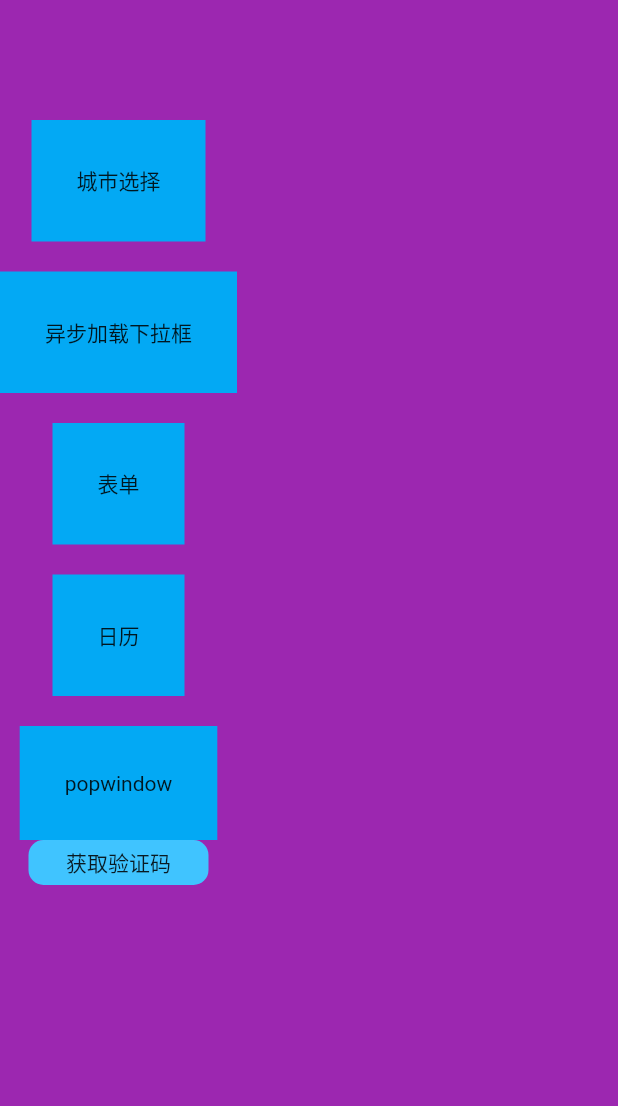
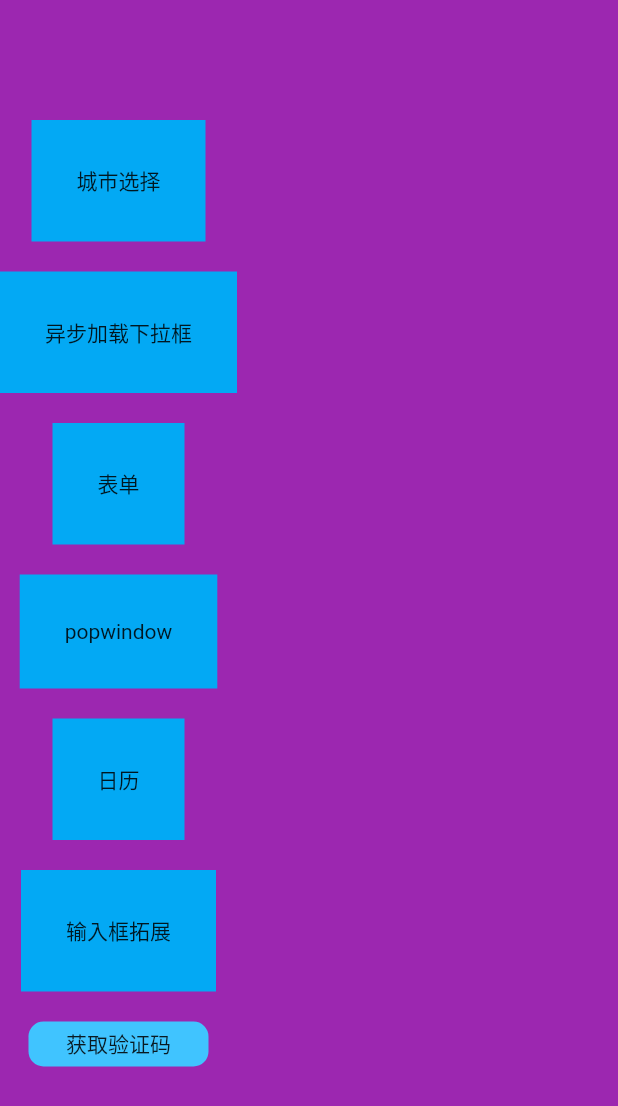
Before and after one commit to zhengzaihong/uikit, a Flutter app: the screen it shows after launch, on a phone screen of 412 x 824 dp. Shown: the top 1106 px of the screen. Run offline on Flutter 3.47's test engine with Material 2 defaults, Android fonts, the light colour scheme and no system bars.

Commit message:
输入框下拉组件

```diff
--- /dev/null
+++ b/example/lib/calendar_example.dart
@@ -0,0 +1,43 @@
+
+import 'package:flutter/material.dart';
+import 'package:uikit/calendar/calendar_helper.dart';
+
+class CalendarExample extends StatefulWidget {
+  const CalendarExample({Key? key}) : super(key: key);
+
+  @override
+  _CalendarExampleState createState() => _CalendarExampleState();
+}
+
+class _CalendarExampleState extends State<CalendarExample> {
+  @override
+  Widget build(BuildContext context) {
+    return MaterialApp(home: Scaffold(
+      body:   InkWell(
+          onTap: () {
+            var config = CalendarHelper.getConfig();
+            config.sureButtonWidth = 200;
+            var checkedText = const TextStyle(
+              color: Colors.black54,
+              fontSize: 16,
+            );
+
+            config.checkedEndTimeStyle = checkedText;
+            config.checkedStartTimeStyle = checkedText;
+            CalendarHelper.showDateDialog(context,
+                callBack: (startTime, endTime) {
+                  print(
+                      "---${startTime.year}--${startTime.month}--${startTime.day}->");
+                  print(
+                      "---${endTime.year}--${endTime.month}--${endTime.day}->");
+                });
+          },
+          child: Container(
+            margin: EdgeInsets.only(top: 20),
+            color: Colors.lightBlue,
+            padding: EdgeInsets.all(30),
+            child: Text("日历"),
+          )),
+    ));
+  }
+}
--- a/example/lib/main.dart
+++ b/example/lib/main.dart
@@ -1,11 +1,17 @@
+import 'dart:math';
+
 import 'package:flutter/material.dart';
 import 'package:uikit/calendar/calendar_helper.dart';
 import 'package:uikit_example/pop_window_example.dart';
 
 import 'async_drop_example.dart';
+import 'calendar_example.dart';
 import 'city_picker_example.dart';
 import 'form_example.dart';
 import 'package:uikit/often/time_view.dart';
+import 'package:uikit/input_extend/input_extend.dart';
+
+import 'input_extentd_example.dart';
 
 void main() {
   runApp(const MyApp());
@@ -25,78 +31,18 @@ class _MyAppState extends State<MyApp> {
       home: Scaffold(
         backgroundColor: Colors.purple,
         resizeToAvoidBottomInset: false,
-        body: Builder(builder: (context) {
+        body: LayoutBuilder(
+          builder:(context,_){
             return SingleChildScrollView(
                 child: Column(children: [
                   SizedBox(height: 60),
-            InkWell(
-                onTap: () {
-                  pushPage(context, CityPickerExample());
-                },
-                child: Container(
-                  margin: EdgeInsets.only(top: 20),
-                  padding: EdgeInsets.all(30),
-                  color: Colors.lightBlue,
-                  child: Text("城市选择"),
-                )),
-            InkWell(
-                onTap: () {
-                  pushPage(context, AsyncDropExample());
-                },
-                child: Container(
-                  margin: EdgeInsets.only(top: 20),
-                  color: Colors.lightBlue,
-                  padding: EdgeInsets.all(30),
-                  child: Text("异步加载下拉框"),
-                )),
-            InkWell(
-                onTap: () {
-                  pushPage(context, FormExample());
-                },
-                child: Container(
-                  margin: EdgeInsets.only(top: 20),
-                  color: Colors.lightBlue,
-                  padding: EdgeInsets.all(30),
-                  child: Text("表单"),
-                )),
-            InkWell(
-                onTap: () {
-                  var config = CalendarHelper.getConfig();
-                  config.sureButtonWidth = 200;
-                  var checkedText = const TextStyle(
-                    color: Colors.black54,
-                    fontSize: 16,
-                  );
-
-                  config.checkedEndTimeStyle = checkedText;
-                  config.checkedStartTimeStyle = checkedText;
-
-                  CalendarHelper.showDateDialog(context,
-                      callBack: (startTime, endTime) {
-                    print(
-                        "---${startTime.year}--${startTime.month}--${startTime.day}->");
-                    print(
-                        "---${endTime.year}--${endTime.month}--${endTime.day}->");
-                  });
-                },
-                child: Container(
-                  margin: EdgeInsets.only(top: 20),
-                  color: Colors.lightBlue,
-                  padding: EdgeInsets.all(30),
-                  child: Text("日历"),
-                )),
-            InkWell(
-                onTap: () {
-                  pushPage(context, PopWindowExample());
-                },
-                child: Container(
-                  margin: EdgeInsets.only(top: 20),
-                  color: Colors.lightBlue,
-                  padding: EdgeInsets.all(30),
-                  child: Text("popwindow"),
-                )),
-
-
+                  createMenue("城市选择", context,const CityPickerExample()),
+                  createMenue("异步加载下拉框",context, const AsyncDropExample()),
+                  createMenue("表单", context, FormExample()),
+                  createMenue("popwindow",context, const PopWindowExample()),
+                  createMenue("日历",context, const CalendarExample()),
+                  createMenue("输入框拓展",context, const InputExtentdExample()),
+                  SizedBox(height: 20),
                   TimeView(
                     countdown: 10,
                     child: (context, controller, time) {
@@ -128,11 +74,28 @@ class _MyAppState extends State<MyApp> {
                               borderRadius: BorderRadius.all(Radius.circular(10))),
                           child: Text("请$time秒后再试"));
                     },
-            )
+                  ),
+
                 ]));
-        }),
+          } ,
+        ),
       ),
     );
+  }
+
+
+  Widget createMenue(String title,BuildContext context,dynamic page){
+
+    return    InkWell(
+        onTap: () {
+          pushPage(context, page);
+        },
+        child: Container(
+          margin: const EdgeInsets.only(top: 20),
+          padding: const EdgeInsets.all(30),
+          color: Colors.lightBlue,
+          child: Text(title),
+        ));
   }
 
   void pushPage(context, page) {
```
Also changed, not shown: example/lib/input_extentd_example.dart (added, +166 -0 lines), lib/input_extend/input_extend.dart (added, +242 -0 lines), lib/input_extend/input_extend_view.dart (deleted, +0 -25 lines), example/images/删除.png (added), example/images/选中.png (added). Lines whose indentation alone changed are shown as unchanged.
